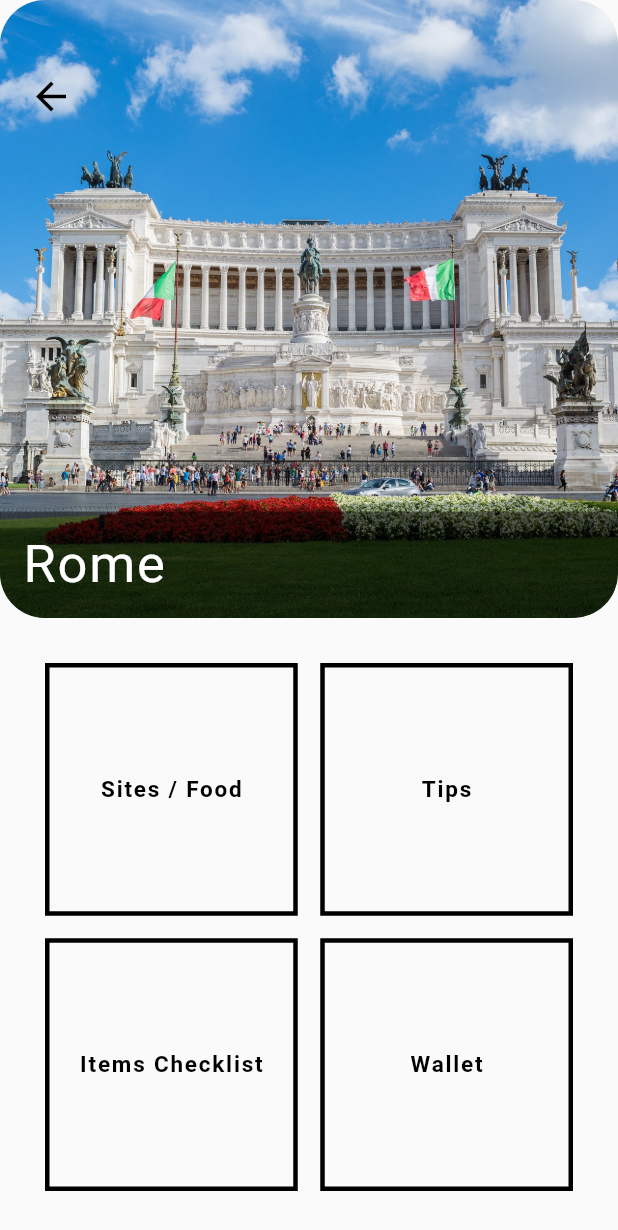
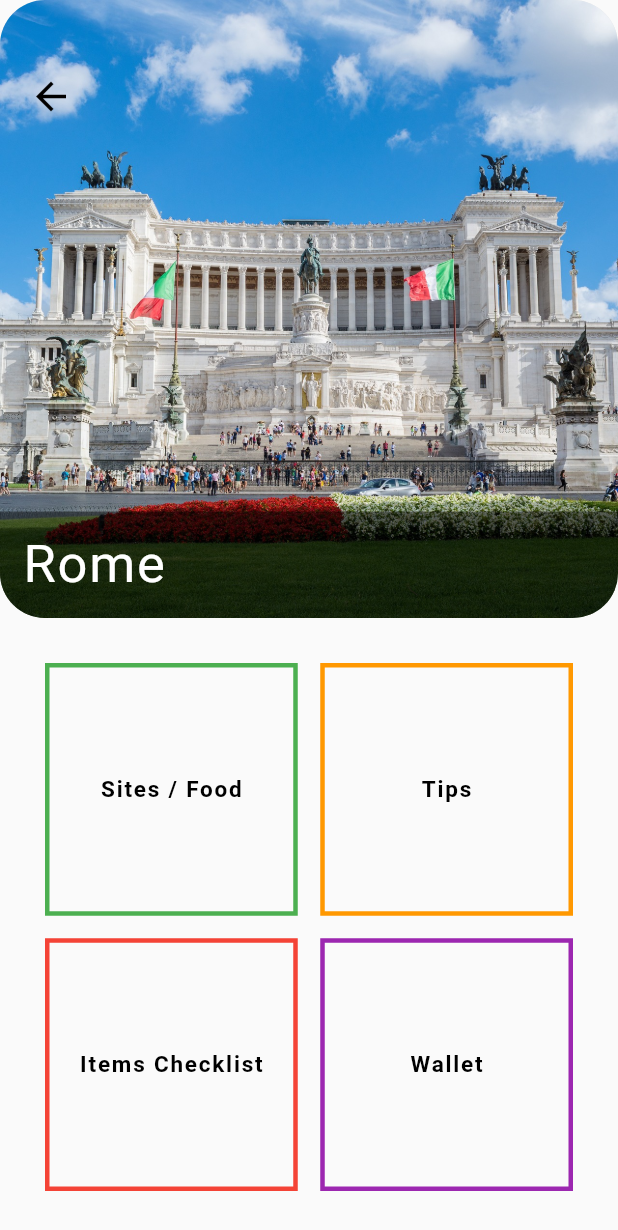
Before and after one commit to nguytha4/Flutter-TripReady-App, a Flutter app: the DestinationScreen screen opened directly with sample values from the repository, on a phone screen of 412 x 824 dp. Shown: the top 1230 px of the screen. Run offline on Flutter 3.47's test engine with Material 2 defaults, Android fonts, the phone set to English and light mode, and no system bars; our stand-ins replace cloud_firestore, firebase_auth, firebase_dynamic_links, firebase_storage, font_awesome_flutter, google_sign_in and 1 more; accounts and stored records are empty.

Commit message:
color change on destination screen

```diff
--- a/lib/screens/destination_screen.dart
+++ b/lib/screens/destination_screen.dart
@@ -1,4 +1,3 @@
-import 'package:capstone/screens/sites_food_detail_screen.dart';
 import 'package:capstone/screens/sites_food_screen.dart';
 import 'package:capstone/widgets/capstone_scaffold.dart';
 import 'package:capstone/widgets/image_header.dart';
@@ -51,10 +50,10 @@ class _DestinationScreenState extends State<DestinationScreen> {
           physics: new NeverScrollableScrollPhysics(),
           padding: const EdgeInsets.all(15.0),
           children: [
-            buildButton((_) => SitesFoodScreen(destination:widget.destination), 'Sites / Food'),
-            buildButton((_) => SitesFoodScreen(destination:widget.destination), 'Tips'),
-            buildButton((_) => SitesFoodScreen(destination:widget.destination), 'Items Checklist'),
-            buildButton((_) => WalletScreen(), 'Wallet'),
+            buildButton((_) => SitesFoodScreen(destination:widget.destination), 'Sites / Food', Colors.green),
+            buildButton((_) => SitesFoodScreen(destination:widget.destination), 'Tips', Colors.orange),
+            buildButton((_) => SitesFoodScreen(destination:widget.destination), 'Items Checklist', Colors.red),
+            buildButton((_) => WalletScreen(), 'Wallet', Colors.purple),
           ],
         ),
       ),
@@ -65,7 +64,7 @@ class _DestinationScreenState extends State<DestinationScreen> {
     return ImageHeader(imageUrl: widget.destination.imageUrl, label: widget.destination.city);
   }
 
-  Widget buildButton(WidgetBuilder screen, String label) {
+  Widget buildButton(WidgetBuilder screen, String label, Color color) {
     return GestureDetector(
       onTap: () {
         Navigator.push(
@@ -77,7 +76,7 @@ class _DestinationScreenState extends State<DestinationScreen> {
       },
       child: Container(
         alignment: Alignment.center,
-        decoration: buildBorder(Colors.black),
+        decoration: buildBorder(color),
         child: Text(
           label,
           style: TextStyle(
```
Also changed, not shown: pubspec.lock, 1 other file.
